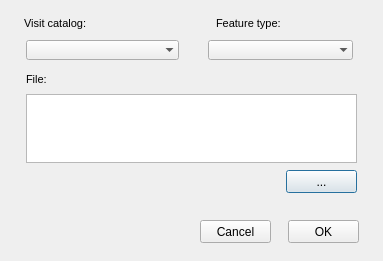
Giswater/giswater_qgis_plugin, file ui/ud_om_add_visit_file.ui: the form before one commit.
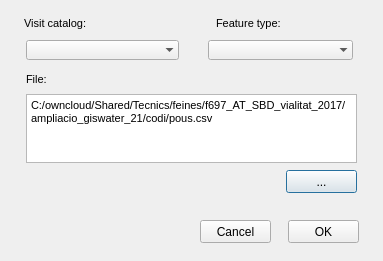
The form after the commit.

Commit message: #257 wip compare dates for insert

The edit to the form file:
```diff
--- a/ui/ud_om_add_visit_file.ui
+++ b/ui/ud_om_add_visit_file.ui
@@ -115,6 +115,13 @@
      <height>69</height>
     </rect>
    </property>
+   <property name="html">
+    <string>&lt;!DOCTYPE HTML PUBLIC &quot;-//W3C//DTD HTML 4.0//EN&quot; &quot;http://www.w3.org/TR/REC-html40/strict.dtd&quot;&gt;
+&lt;html&gt;&lt;head&gt;&lt;meta name=&quot;qrichtext&quot; content=&quot;1&quot; /&gt;&lt;style type=&quot;text/css&quot;&gt;
+p, li { white-space: pre-wrap; }
+&lt;/style&gt;&lt;/head&gt;&lt;body style=&quot; font-family:'MS Shell Dlg 2'; font-size:8.25pt; font-weight:400; font-style:normal;&quot;&gt;
+&lt;p style=&quot; margin-top:0px; margin-bottom:0px; margin-left:0px; margin-right:0px; -qt-block-indent:0; text-indent:0px;&quot;&gt;&lt;span style=&quot; font-size:8pt;&quot;&gt;C:/owncloud/Shared/Tecnics/feines/f697_AT_SBD_vialitat_2017/ampliacio_giswater_21/codi/pous.csv&lt;/span&gt;&lt;/p&gt;&lt;/body&gt;&lt;/html&gt;</string>
+   </property>
   </widget>
   <widget class="QPushButton" name="btn_file_inp">
    <property name="geometry">
```
The commit also changes 1 other file.
